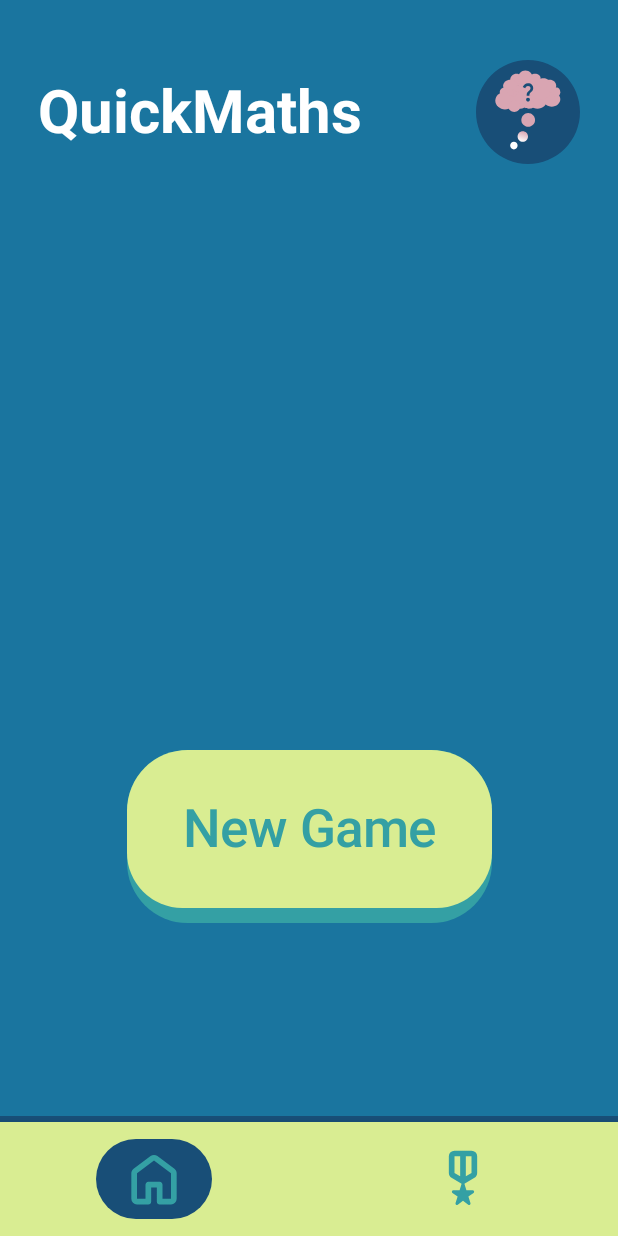
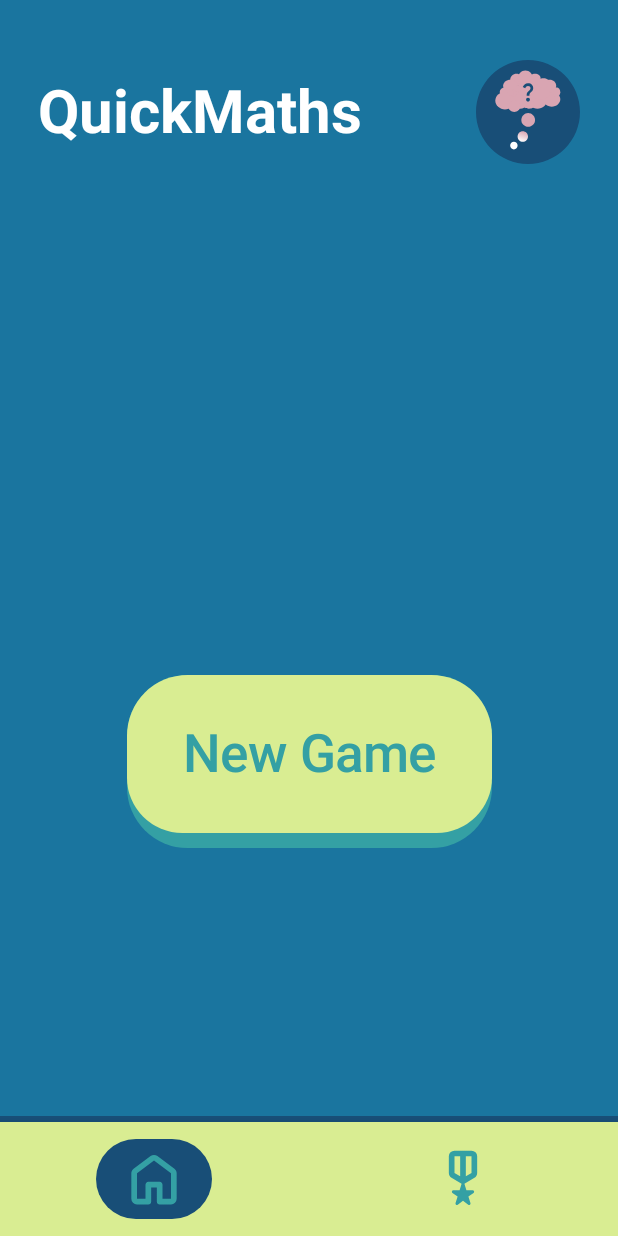
Before and after one commit to yeetboy02/CCL3-QuickMaths, an Android app built with Jetpack Compose: the screen it shows after launch (MainActivity), on a phone screen of 412 x 824 dp. Run offline under Robolectric (Android 15) with nearby library versions, the light colour scheme and no system bars; our stand-ins replace Room's generated code.

Commit message:
Changed Homepage Paddings

```diff
--- a/app/src/main/java/com/cc221010/quickmaths/ui/composables/Home.kt
+++ b/app/src/main/java/com/cc221010/quickmaths/ui/composables/Home.kt
@@ -88,8 +88,9 @@ fun Home(mainViewModel:mainViewModel) {
         Column(
             modifier = Modifier
                 .fillMaxWidth()
-                .fillMaxHeight(),
-            verticalArrangement = Arrangement.Center,
+                .fillMaxHeight()
+                .padding(top = 175.dp),
+
             horizontalAlignment = Alignment.CenterHorizontally
         ) {
             Text(
@@ -147,7 +148,7 @@ fun Home(mainViewModel:mainViewModel) {
     Row(
         modifier = Modifier
             .fillMaxWidth()
-            .padding(top = 500.dp),
+            .padding(top = 450.dp),
         horizontalArrangement = Arrangement.Center
     ) {
         Card(
```
